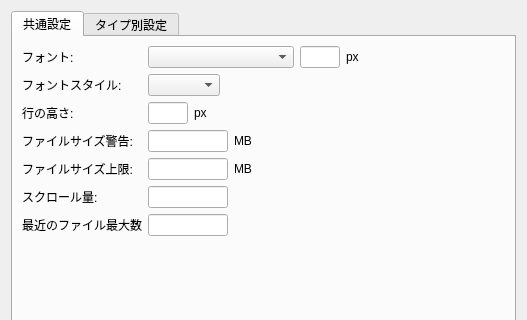
Above: configdialog.ui from makomads/kaihitsu before the change; both pictures show x 0 to 527 and y 0 to 320 of the 527 by 595 pixel window. Below: the same form after it.
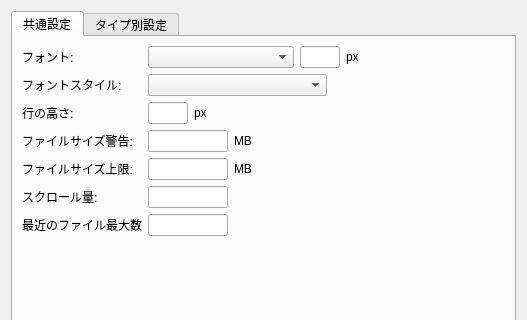
That is the form after the change.

```diff
--- a/configdialog.ui
+++ b/configdialog.ui
@@ -307,7 +307,14 @@
        <item row="1" column="1">
         <layout class="QHBoxLayout" name="horizontalLayout_11">
          <item>
-          <widget class="QComboBox" name="cmb_fontstyle"/>
+          <widget class="QComboBox" name="cmb_fontstyle">
+           <property name="sizePolicy">
+            <sizepolicy hsizetype="Expanding" vsizetype="Fixed">
+             <horstretch>0</horstretch>
+             <verstretch>0</verstretch>
+            </sizepolicy>
+           </property>
+          </widget>
          </item>
          <item>
           <spacer name="horizontalSpacer_13">
```
